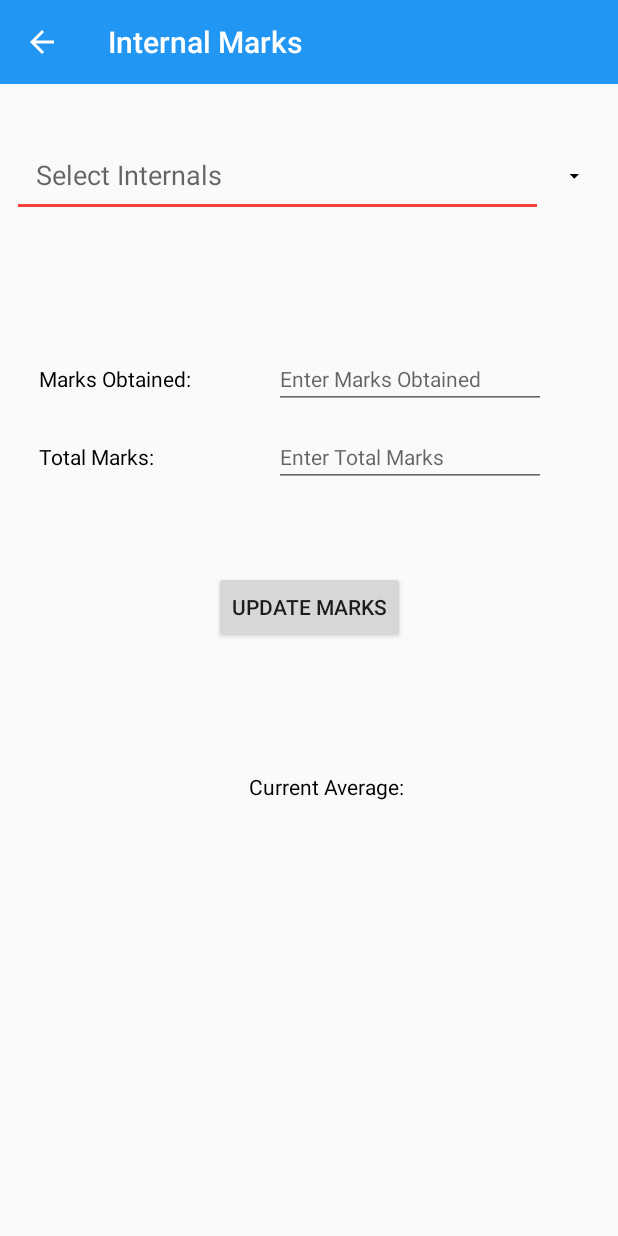
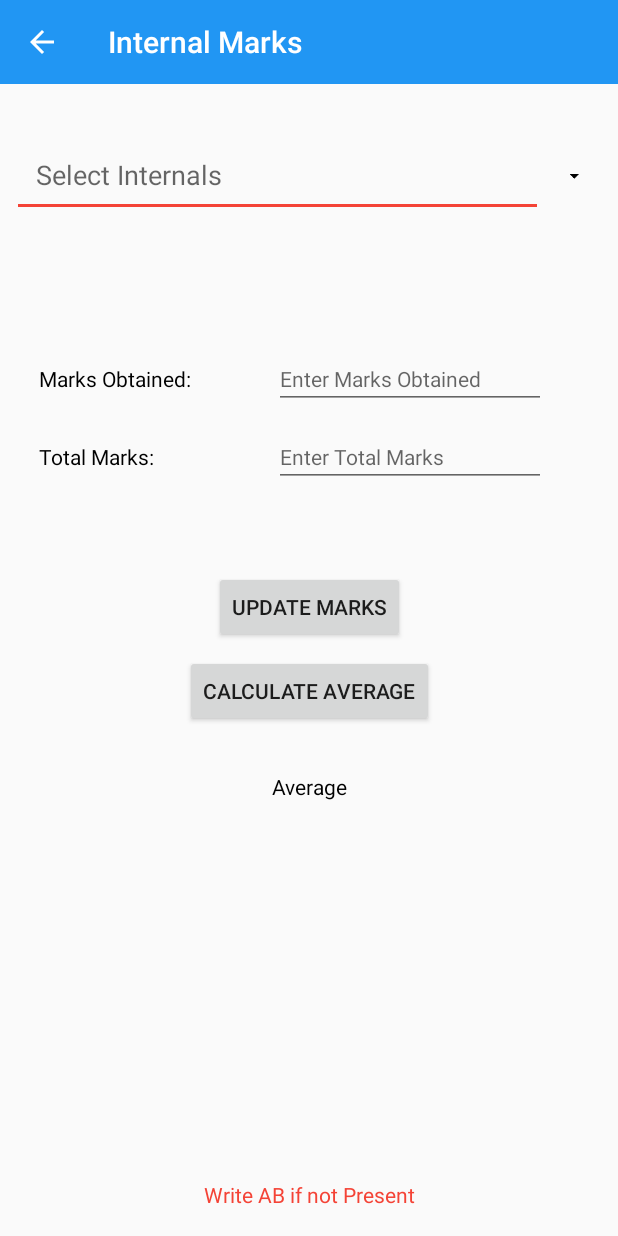
Before and after one commit to pradyotprksh/NewAttendanceAppFaculty, an Android app: the EachSubjectStudentInternalMarks screen opened directly, with no data from a screen before it, on a phone screen of 412 x 824 dp. Run offline under Robolectric (Android 15) with nearby library versions, the phone set to English and light mode, and no system bars; our stand-ins replace Firebase (no records; nobody signed in at launch, a user with empty details on screens opened directly).

Commit message:
Average Done Now For External

```diff
--- a/app/src/main/res/layout/activity_each_subject_student_internal_marks.xml
+++ b/app/src/main/res/layout/activity_each_subject_student_internal_marks.xml
@@ -74,13 +74,29 @@
         android:id="@+id/currentAverage"
         android:layout_width="wrap_content"
         android:layout_height="wrap_content"
-        android:layout_marginStart="156dp"
+        android:layout_marginEnd="8dp"
+        android:layout_marginStart="8dp"
         android:layout_marginTop="360dp"
         android:padding="10dp"
-        android:text="Current Average: "
+        android:text="Average"
         android:textColor="@android:color/black"
+        app:layout_constraintEnd_toEndOf="parent"
         app:layout_constraintStart_toStartOf="parent"
         app:layout_constraintTop_toBottomOf="@+id/internalsOption" />
+
+    <TextView
+        android:id="@+id/currentAverage2"
+        android:layout_width="wrap_content"
+        android:layout_height="wrap_content"
+        android:layout_marginBottom="8dp"
+        android:layout_marginEnd="8dp"
+        android:layout_marginStart="8dp"
+        android:padding="10dp"
+        android:text="Write AB if not Present"
+        android:textColor="@color/colorAccent"
+        app:layout_constraintBottom_toBottomOf="parent"
+        app:layout_constraintEnd_toEndOf="parent"
+        app:layout_constraintStart_toStartOf="parent" />
 
     <EditText
         android:id="@+id/marksObtainedValue"
@@ -120,4 +136,16 @@
         app:layout_constraintStart_toStartOf="parent"
         app:layout_constraintTop_toBottomOf="@+id/internalsOption" />
 
+    <Button
+        android:id="@+id/calculateAverage"
+        android:layout_width="wrap_content"
+        android:layout_height="wrap_content"
+        android:layout_marginEnd="8dp"
+        android:layout_marginStart="8dp"
+        android:layout_marginTop="292dp"
+        android:text="Calculate Average"
+        app:layout_constraintEnd_toEndOf="parent"
+        app:layout_constraintStart_toStartOf="parent"
+        app:layout_constraintTop_toBottomOf="@+id/internalsOption" />
+
 </android.support.constraint.ConstraintLayout>
```
Also changed, not shown: app/src/main/java/com/application/pradyotprakash/newattendanceappfaculty/EachSubjectStudentInternalMarks.java (+114 -7 lines).
